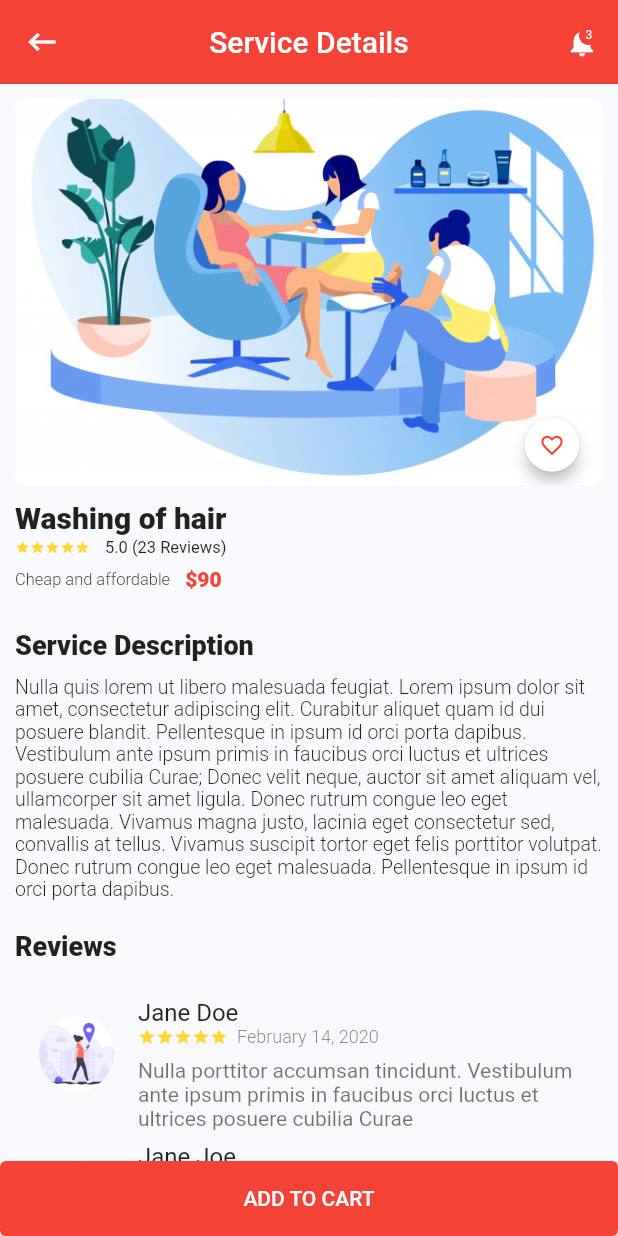
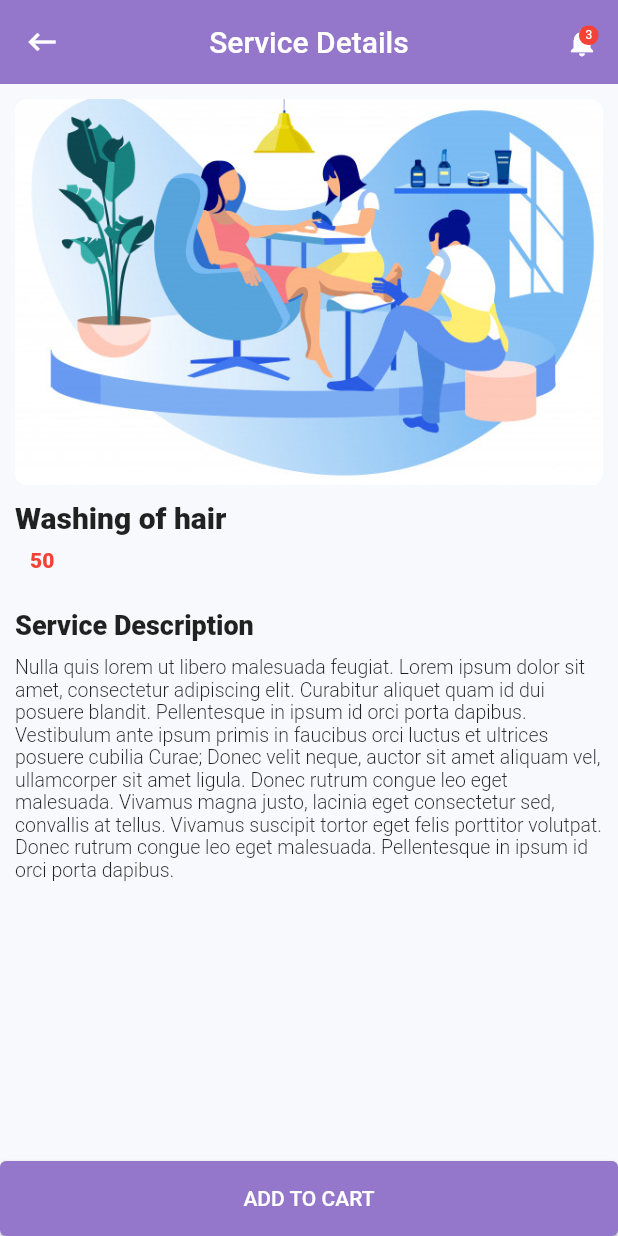
Before and after one commit to chinazaaa/Saloney, a Flutter app: the ServiceDetails screen opened directly, on a phone screen of 412 x 824 dp. Run offline on Flutter 3.47's test engine with Material 2 defaults, Android fonts, the phone set to English and light mode, and no system bars; our stand-ins replace bottom_navy_bar, dio, fl_chart, flutter_screenutil, flutter_slidable, font_awesome_flutter and 8 more; missing offline and left inert: google_map_location_picker, google_maps_webservice, pin_entry_text_field; accounts and stored records are empty; Roboto replaces fonts that are missing (DMSans).

Commit message:
services

```diff
--- a/lib/Customer/pages/screens/salon_details.dart
+++ b/lib/Customer/pages/screens/salonServices_details.dart
@@ -18,7 +18,7 @@ class _ServiceDetailsState extends State<ServiceDetails> {
     return Scaffold(
       appBar: AppBar(
         brightness: Brightness.light,
-        backgroundColor: Colors.red,
+        backgroundColor: Color(0xff9477cb),
         automaticallyImplyLeading: false,
         leading: IconButton(
           icon: Icon(
@@ -67,24 +67,24 @@ class _ServiceDetailsState extends State<ServiceDetails> {
                     ),
                   ),
                 ),
-                Positioned(
-                  right: -10.0,
-                  bottom: 3.0,
-                  child: RawMaterialButton(
-                    onPressed: () {},
-                    fillColor: Colors.white,
-                    shape: CircleBorder(),
-                    elevation: 4.0,
-                    child: Padding(
-                      padding: EdgeInsets.all(5),
-                      child: Icon(
-                        isFav ? Icons.favorite : Icons.favorite_border,
-                        color: Colors.red,
-                        size: 17,
-                      ),
-                    ),
-                  ),
-                ),
+                // Positioned(
+                //   right: -10.0,
+                //   bottom: 3.0,
+                //   child: RawMaterialButton(
+                //     onPressed: () {},
+                //     fillColor: Colors.white,
+                //     shape: CircleBorder(),
+                //     elevation: 4.0,
+                //     child: Padding(
+                //       padding: EdgeInsets.all(5),
+                //       // child: Icon(
+                //       //   isFav ? Icons.favorite : Icons.favorite_border,
+                //       //   color: Colors.red,
+                //       //   size: 17,
+                //       // ),
+                //     ),
+                //   ),
+                // ),
               ],
             ),
             SizedBox(height: 10.0),
@@ -98,39 +98,40 @@ class _ServiceDetailsState extends State<ServiceDetails> {
             ),
             Padding(
               padding: EdgeInsets.only(bottom: 5.0, top: 2.0),
-              child: Row(
-                children: <Widget>[
-                  SmoothStarRating(
-                    starCount: 5,
-                    color: Constants.ratingBG,
-                    allowHalfRating: true,
-                    rating: 5.0,
-                    size: 10.0,
-                  ),
-                  SizedBox(width: 10.0),
-                  Text(
-                    "5.0 (23 Reviews)",
-                    style: TextStyle(
-                      fontSize: 11.0,
-                    ),
-                  ),
-                ],
-              ),
+
+              // child: Row(
+              //   children: <Widget>[
+              //     SmoothStarRating(
+              //       starCount: 5,
+              //       color: Constants.ratingBG,
+              //       allowHalfRating: true,
+              //       rating: 5.0,
+              //       size: 10.0,
+              //     ),
+              //     SizedBox(width: 10.0),
+              //     Text(
+              //       "5.0 (23 Reviews)",
+              //       style: TextStyle(
+              //         fontSize: 11.0,
+              //       ),
+              //     ),
+              //   ],
+              // ),
             ),
             Padding(
               padding: EdgeInsets.only(bottom: 5.0, top: 2.0),
               child: Row(
                 children: <Widget>[
-                  Text(
-                    "Cheap and affordable",
-                    style: TextStyle(
-                      fontSize: 11.0,
-                      fontWeight: FontWeight.w300,
-                    ),
-                  ),
+                  // Text(
+                  //   "Cheap and affordable",
+                  //   style: TextStyle(
+                  //     fontSize: 11.0,
+                  //     fontWeight: FontWeight.w300,
+                  //   ),
+                  // ),
                   SizedBox(width: 10.0),
                   Text(
-                    r"$90",
+                   "${services[1]['price']}",
                     style: TextStyle(
                         fontSize: 14.0,
                         fontWeight: FontWeight.w900,
@@ -167,61 +168,61 @@ class _ServiceDetailsState extends State<ServiceDetails> {
               ),
             ),
             SizedBox(height: 20.0),
-            Text(
-              "Reviews",
-              style: TextStyle(
-                fontSize: 18,
-                fontWeight: FontWeight.w800,
-              ),
-              maxLines: 2,
-            ),
-            SizedBox(height: 20.0),
-            ListView.builder(
-              shrinkWrap: true,
-              primary: false,
-              physics: NeverScrollableScrollPhysics(),
-              itemCount: comments == null ? 0 : comments.length,
-              itemBuilder: (BuildContext context, int index) {
-                Map comment = comments[index];
-                return ListTile(
-                  leading: CircleAvatar(
-                    radius: 25.0,
-                    backgroundImage: AssetImage(
-                      "${comment['img']}",
-                    ),
-                  ),
-                  title: Text("${comment['name']}"),
-                  subtitle: Column(
-                    children: <Widget>[
-                      Row(
-                        children: <Widget>[
-                          SmoothStarRating(
-                            starCount: 5,
-                            color: Constants.ratingBG,
-                            allowHalfRating: true,
-                            rating: 5.0,
-                            size: 12.0,
-                          ),
-                          SizedBox(width: 6.0),
-                          Text(
-                            "February 14, 2020",
-                            style: TextStyle(
-                              fontSize: 12,
-                              fontWeight: FontWeight.w300,
-                            ),
-                          ),
-                        ],
-                      ),
-                      SizedBox(height: 7.0),
-                      Text(
-                        "${comment["comment"]}",
-                      ),
-                    ],
-                  ),
-                );
-              },
-            ),
-            SizedBox(height: 10.0),
+            // Text(
+            //   "Reviews",
+            //   style: TextStyle(
+            //     fontSize: 18,
+            //     fontWeight: FontWeight.w800,
+            //   ),
+            //   maxLines: 2,
+            // ),
+            // SizedBox(height: 20.0),
+            // ListView.builder(
+            //   shrinkWrap: true,
+            //   primary: false,
+            //   physics: NeverScrollableScrollPhysics(),
+            //   itemCount: comments == null ? 0 : comments.length,
+            //   itemBuilder: (BuildContext context, int index) {
+            //     Map comment = comments[index];
+            //     return ListTile(
+            //       leading: CircleAvatar(
+            //         radius: 25.0,
+            //         backgroundImage: AssetImage(
+            //           "${comment['img']}",
+            //         ),
+            //       ),
+            //       title: Text("${comment['name']}"),
+            //       subtitle: Column(
+            //         children: <Widget>[
+            //           Row(
+            //             children: <Widget>[
+            //               SmoothStarRating(
+            //                 starCount: 5,
+            //                 color: Constants.ratingBG,
+            //                 allowHalfRating: true,
+            //                 rating: 5.0,
+            //                 size: 12.0,
+            //               ),
+            //               SizedBox(width: 6.0),
+            //               Text(
+            //                 "February 14, 2020",
+            //                 style: TextStyle(
+            //                   fontSize: 12,
+            //                   fontWeight: FontWeight.w300,
+            //                 ),
+            //               ),
+            //             ],
+            //           ),
+            //           SizedBox(height: 7.0),
+            //           Text(
+            //             "${comment["comment"]}",
+            //           ),
+            //         ],
+            //       ),
+            //     );
+            //   },
+            // ),
+            // SizedBox(height: 10.0),
           ],
         ),
       ),
@@ -235,7 +236,7 @@ class _ServiceDetailsState extends State<ServiceDetails> {
             ),
           ),
           style: ElevatedButton.styleFrom(
-            primary: Colors.red,
+            primary: Color(0xff9477cb),
           ),
           onPressed: () {},
         ),
--- a/lib/Customer/pages/screens/widgets/cart_item.dart
+++ b/lib/Customer/pages/screens/widgets/cart_item.dart
@@ -1,5 +1,5 @@
 import 'package:flutter/material.dart';
-import 'package:starter_project/Customer/pages/screens/salon_details.dart';
+import 'package:starter_project/Customer/pages/screens/salonServices_details.dart';
 import 'package:starter_project/Customer/pages/utils/constant.dart';
 import 'package:starter_project/Customer/pages/screens/widgets/smooth_star_rating.dart';
 
--- a/lib/Customer/pages/utils/service.dart
+++ b/lib/Customer/pages/utils/service.dart
@@ -1,50 +1,62 @@
 List<Map> services = [
   {
     "img": "assets/1.png",
-    "name": "Braiding"
+    "name": "Braiding",
+    "price" : 50,
   },
   {
     "img": "assets/2.png",
-    "name": "Washing of hair"
+    "name": "Washing of hair",
+    "price" : 50
   },
   {
     "img": "assets/3.png",
-    "name": "Fixing nails"
+    "name": "Fixing nails",
+    "price" : 50
   },
   {
     "img": "assets/1.png",
-    "name": "Makeup"
+    "name": "Makeup",
+    "price" : 50
   },
   {
     "img": "assets/2.png",
-    "name": "Fixing weavon"
+    "name": "Fixing weavon",
+    "price" : "50"
   },
   {
     "img": "assets/3.png",
-    "name": "Spa"
+    "name": "Spa",
+    "price" : 50
   },
   {
     "img": "assets/1.png",
-    "name": "Tanning"
+    "name": "Tanning",
+    "price" : 50
   },
   {
     "img": "assets/2.png",
-    "name": "Skin care"
+    "name": "Skin care",
+    "price" : 50
   },
   {
     "img": "assets/3.png",
-    "name": "Brows"
+    "name": "Brows",
+    "price" : 50
   },
   {
     "img": "assets/1.png",
-    "name": "Bath tub"
+    "name": "Bath tub",
+    "price" : 50
   },
   {
     "img": "assets/2.png",
-    "name": "Makeup"
+    "name": "Makeup",
+    "price" : 50
   },
   {
     "img": "assets/3.png",
-    "name": "Braiding"
+    "name": "Braiding",
+    "price" : 50
   },
 ];
```
Also changed, not shown: lib/Customer/pages/screens/overViewScreen.dart (+15 -8 lines), lib/Customer/pages/screens/salonServices.dart (renamed from lib/Customer/pages/screens/salon.dart, +16 -13 lines), lib/Customer/pages/screens/widgets/grid_service.dart (+36 -35 lines).
